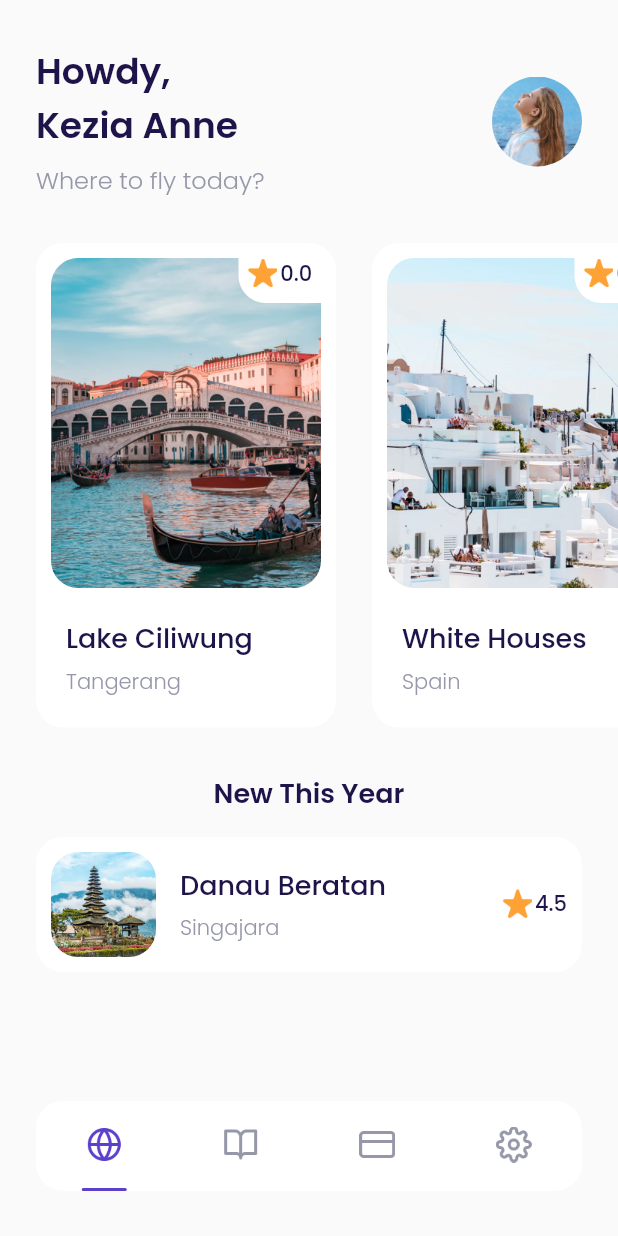
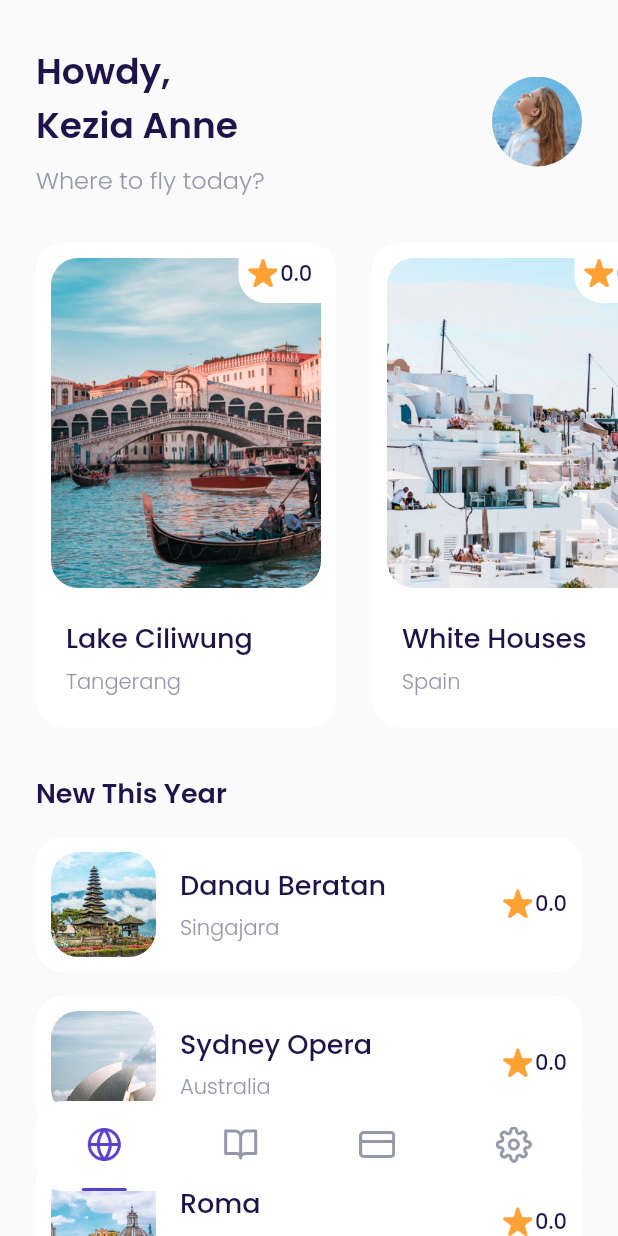
Before and after one commit to HerdisAdimarta/airplane, a Flutter app: the MainPage screen opened by its route, on a phone screen of 412 x 824 dp. Run offline on Flutter 3.47's test engine with Material 2 defaults, Android fonts, the phone set to English and light mode, and no system bars; our stand-ins replace google_fonts.

Commit message:
Slicing home (config new destination)

```diff
--- a/lib/ui/pages/home_page.dart
+++ b/lib/ui/pages/home_page.dart
@@ -96,10 +96,12 @@ class HomePage extends StatelessWidget {
       return Container(
         margin: EdgeInsets.only(
           top: 30,
+          bottom: 10,
           left: defaultMargin,
           right: defaultMargin,
         ),
        child: Column(
+         crossAxisAlignment: CrossAxisAlignment.start,
          children: [
            Text(
              'New This Year',
@@ -108,8 +110,32 @@ class HomePage extends StatelessWidget {
                fontWeight: semiBold,
              ),
            ),
-           DestinationTile(),
-         ],
+            DestinationTile(
+              name: 'Danau Beratan',
+              city: 'Singajara',
+              imageUrl: 'assets/img_destination6.png',
+            ),
+            DestinationTile(
+              name: 'Sydney Opera',
+              city: 'Australia',
+              imageUrl: 'assets/img_destination7.png',
+            ),
+            DestinationTile(
+              name: 'Roma',
+              city: 'Italy',
+              imageUrl: 'assets/img_destination8.png',
+            ),
+            DestinationTile(
+              name: 'Payung Teduh',
+              city: 'Singapore',
+              imageUrl: 'assets/img_destination9.png',
+            ),
+            DestinationTile(
+              name: 'Hill Hey',
+              city: 'Monaco',
+              imageUrl: 'assets/img_destination10.png',
+            ),
+          ],
        ),
       );
     }
--- a/lib/ui/widgets/destination_tile.dart
+++ b/lib/ui/widgets/destination_tile.dart
@@ -3,7 +3,18 @@ import 'package:flutter/cupertino.dart';
 
 class DestinationTile extends StatelessWidget {
 
-  const DestinationTile({Key? key}): super(key: key);
+  final String name;
+  final String city;
+  final String imageUrl;
+  final double rating;
+
+  const DestinationTile(
+      {Key? key,
+      required this.name,
+      required this.city,
+      required this.imageUrl,
+      this.rating = 0.0})
+      : super(key: key);
 
   @override
   Widget build(BuildContext context) {
@@ -24,7 +35,7 @@ class DestinationTile extends StatelessWidget {
               borderRadius: BorderRadius.circular(18),
               image: DecorationImage(
                 fit: BoxFit.cover,
-                image: AssetImage('assets/img_destination6.png')
+                image: AssetImage(imageUrl)
               )
             ),
           ),
@@ -33,7 +44,7 @@ class DestinationTile extends StatelessWidget {
               crossAxisAlignment: CrossAxisAlignment.start,
               children: [
                 Text(
-                  'Danau Beratan',
+                  name,
                   style: blackTextStyle.copyWith(
                     fontSize: 18,
                     fontWeight: medium,
@@ -43,7 +54,7 @@ class DestinationTile extends StatelessWidget {
                   height: 5,
                 ),
                 Text(
-                  'Singajara',
+                  city,
                   style: greyTextStyle.copyWith(
                     fontWeight: light,
                   ),
@@ -67,7 +78,7 @@ class DestinationTile extends StatelessWidget {
                 ),
               ),
               Text(
-                '4.5',
+                rating.toString(),
                 style: blackTextStyle.copyWith(
                   fontWeight: medium,
                 ),
```
